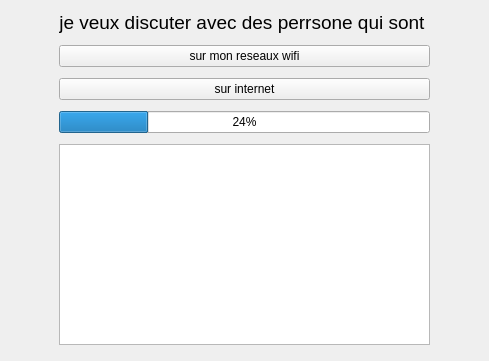
https-github-com-anantasystem/AnantaSystem, file launcher/startserveur.ui: the form before one commit.
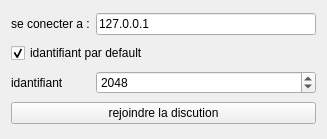
The form after the commit.

```diff
--- a/launcher/startserveur.ui
+++ b/launcher/startserveur.ui
@@ -6,150 +6,64 @@
    <rect>
     <x>0</x>
     <y>0</y>
-    <width>489</width>
-    <height>361</height>
+    <width>327</width>
+    <height>139</height>
    </rect>
   </property>
   <property name="windowTitle">
    <string>Form</string>
   </property>
   <layout class="QGridLayout" name="gridLayout">
-   <item row="3" column="1">
-    <spacer name="verticalSpacer">
-     <property name="orientation">
-      <enum>Qt::Vertical</enum>
-     </property>
-     <property name="sizeType">
-      <enum>QSizePolicy::Fixed</enum>
-     </property>
-     <property name="sizeHint" stdset="0">
-      <size>
-       <width>20</width>
-       <height>5</height>
-      </size>
-     </property>
-    </spacer>
-   </item>
-   <item row="4" column="1">
-    <widget class="QPushButton" name="internet">
-     <property name="text">
-      <string>sur internet</string>
-     </property>
-    </widget>
-   </item>
-   <item row="5" column="1">
-    <spacer name="verticalSpacer_2">
-     <property name="orientation">
-      <enum>Qt::Vertical</enum>
-     </property>
-     <property name="sizeType">
-      <enum>QSizePolicy::Fixed</enum>
-     </property>
-     <property name="sizeHint" stdset="0">
-      <size>
-       <width>20</width>
-       <height>5</height>
-      </size>
-     </property>
-    </spacer>
-   </item>
-   <item row="9" column="1">
-    <widget class="QTextBrowser" name="textBrowser"/>
-   </item>
-   <item row="0" column="1">
+   <item row="0" column="0">
     <widget class="QLabel" name="label">
      <property name="text">
-      <string>&lt;html&gt;&lt;head/&gt;&lt;body&gt;&lt;p align=&quot;center&quot;&gt;&lt;span style=&quot; font-size:14pt;&quot;&gt;je veux discuter avec des perrsone qui sont &lt;/span&gt;&lt;/p&gt;&lt;/body&gt;&lt;/html&gt;</string>
+      <string>se conecter a :</string>
      </property>
     </widget>
    </item>
-   <item row="4" column="0">
-    <spacer name="horizontalSpacer_2">
-     <property name="orientation">
-      <enum>Qt::Horizontal</enum>
+   <item row="0" column="1">
+    <widget class="QLineEdit" name="ip">
+     <property name="text">
+      <string>127.0.0.1</string>
      </property>
-     <property name="sizeHint" stdset="0">
-      <size>
-       <width>40</width>
-       <height>20</height>
-      </size>
-     </property>
-    </spacer>
+    </widget>
    </item>
-   <item row="1" column="1">
-    <spacer name="verticalSpacer_3">
-     <property name="orientation">
-      <enum>Qt::Vertical</enum>
+   <item row="1" column="0" colspan="2">
+    <widget class="QCheckBox" name="checkBox">
+     <property name="text">
+      <string>idantifiant par default</string>
      </property>
-     <property name="sizeType">
-      <enum>QSizePolicy::Fixed</enum>
+     <property name="checked">
+      <bool>true</bool>
      </property>
-     <property name="sizeHint" stdset="0">
-      <size>
-       <width>20</width>
-       <height>5</height>
-      </size>
+    </widget>
+   </item>
+   <item row="2" column="0">
+    <widget class="QLabel" name="label_idantufiant">
+     <property name="text">
+      <string>idantifiant</string>
      </property>
-    </spacer>
+    </widget>
    </item>
    <item row="2" column="1">
-    <widget class="QPushButton" name="wifi">
-     <property name="text">
-      <string>sur mon reseaux wifi</string>
+    <widget class="QSpinBox" name="port">
+     <property name="minimum">
+      <number>1024</number>
      </property>
-    </widget>
-   </item>
-   <item row="4" column="2">
-    <spacer name="horizontalSpacer">
-     <property name="orientation">
-      <enum>Qt::Horizontal</enum>
+     <property name="maximum">
+      <number>65535</number>
      </property>
-     <property name="sizeHint" stdset="0">
-      <size>
-       <width>40</width>
-       <height>20</height>
-      </size>
-     </property>
-    </spacer>
-   </item>
-   <item row="8" column="1">
-    <spacer name="verticalSpacer_4">
-     <property name="orientation">
-      <enum>Qt::Vertical</enum>
-     </property>
-     <property name="sizeType">
-      <enum>QSizePolicy::Fixed</enum>
-     </property>
-     <property name="sizeHint" stdset="0">
-      <size>
-       <width>20</width>
-       <height>5</height>
-      </size>
-     </property>
-    </spacer>
-   </item>
-   <item row="6" column="1">
-    <widget class="QProgressBar" name="progressBar">
      <property name="value">
-      <number>24</number>
+      <number>2048</number>
      </property>
     </widget>
    </item>
-   <item row="10" column="1">
-    <spacer name="verticalSpacer_5">
-     <property name="orientation">
-      <enum>Qt::Vertical</enum>
+   <item row="3" column="0" colspan="2">
+    <widget class="QPushButton" name="pushButton">
+     <property name="text">
+      <string>rejoindre la discution</string>
      </property>
-     <property name="sizeType">
-      <enum>QSizePolicy::Fixed</enum>
-     </property>
-     <property name="sizeHint" stdset="0">
-      <size>
-       <width>20</width>
-       <height>5</height>
-      </size>
-     </property>
-    </spacer>
+    </widget>
    </item>
   </layout>
  </widget>
```
Left out of the diff: 35 changed lines with no effect on the pictures.
